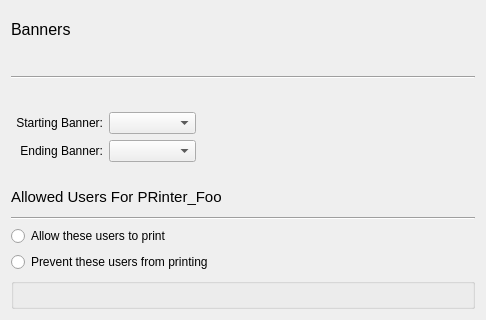
KDE/print-manager, file libqcups/PrinterBehavior.ui: the form before one commit; both pictures show x 0 to 486 and y 164 to 484 of the 486 by 484 pixel window.
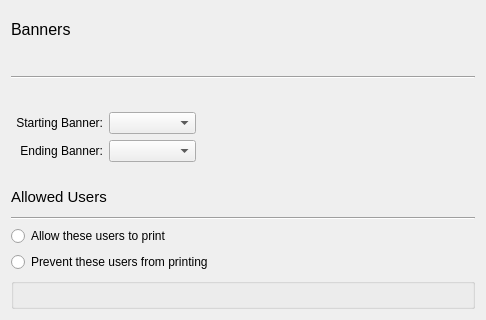
The form after the commit. Custom widgets are drawn as their Qt base class.

Patch:
```diff
--- a/libqcups/PrinterBehavior.ui
+++ b/libqcups/PrinterBehavior.ui
@@ -191,7 +191,7 @@
       </font>
      </property>
      <property name="text">
-      <string>Allowed Users For PRinter_Foo</string>
+      <string>Allowed Users</string>
      </property>
     </widget>
    </item>
```
